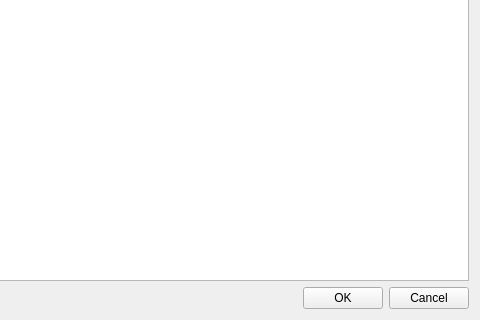
Qt form ingestor/ui/preview.ui (jkennedy-usgs/sgp-utils) before a commit; both pictures show x 353 to 833 and y 433 to 753 of the 833 by 753 pixel window.
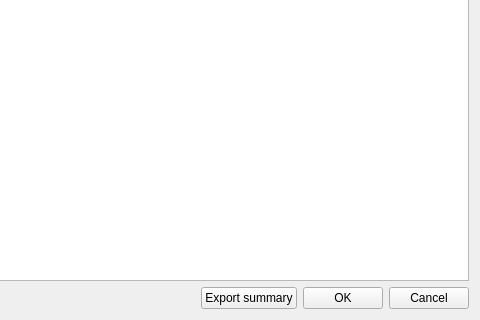
The same form after that commit.

Patch:
```diff
--- a/ingestor/ui/preview.ui
+++ b/ingestor/ui/preview.ui
@@ -72,6 +72,16 @@
        </property>
       </spacer>
      </item>
+     <item>
+      <widget class="QPushButton" name="btn_Export">
+       <property name="toolTip">
+        <string>&lt;html&gt;&lt;head/&gt;&lt;body&gt;&lt;p&gt;Export summary - this writes a text file showing the contents of the preview window.&lt;/p&gt;&lt;/body&gt;&lt;/html&gt;</string>
+       </property>
+       <property name="text">
+        <string>Export summary</string>
+       </property>
+      </widget>
+     </item>
      <item>
       <widget class="QPushButton" name="btn_OK">
        <property name="maximumSize">
```
Left out of the diff: 34 changed lines with no effect on the pictures.
